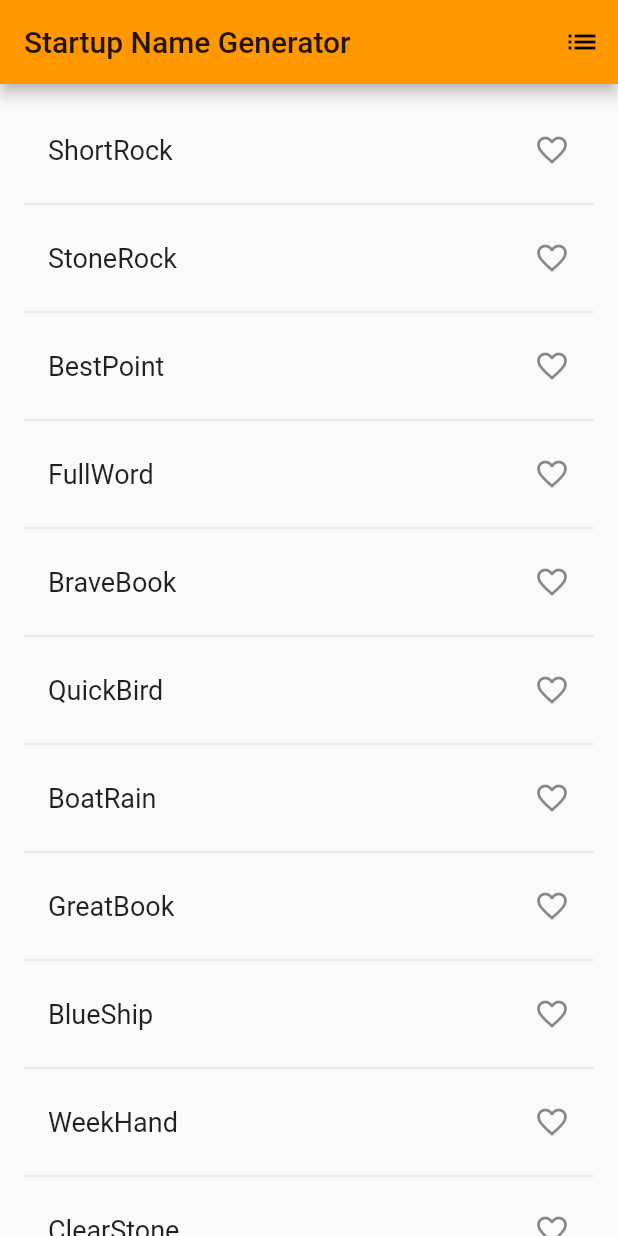
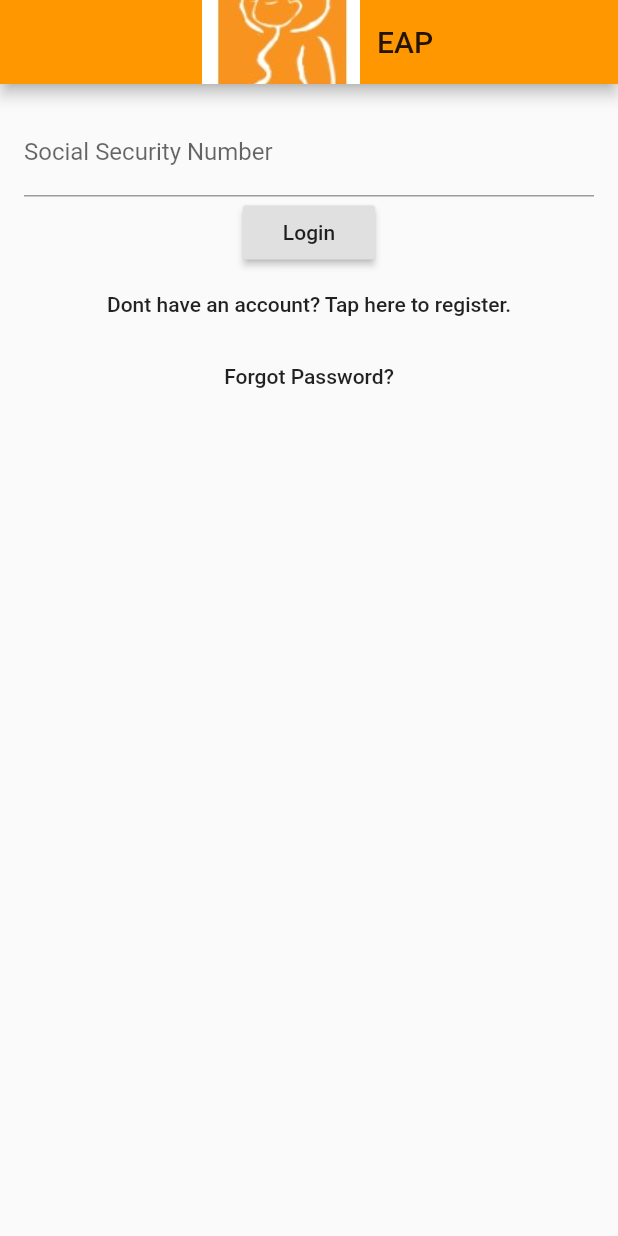
Before and after one commit to Afsharov/EAP, a Flutter app: the screen it shows after launch, on a phone screen of 412 x 824 dp. Run offline on Flutter 3.47's test engine with Material 2 defaults, Android fonts, the phone set to English and light mode, and no system bars.

Commit message:
Created first two screens.

```diff
--- /dev/null
+++ b/lib/customs.dart
@@ -0,0 +1,21 @@
+import 'package:flutter/material.dart';
+
+var assetsImage = new AssetImage('images/eap.jpg');
+var image = new Image(image: assetsImage, width: 128.0, height: 128.0);
+
+AppBar customAppBar = new AppBar(
+  centerTitle: true,
+  title: new Row(
+    mainAxisAlignment: MainAxisAlignment.center,
+    children: <Widget>[
+      GestureDetector(
+        onTap: () {},
+        child: image,
+      ),
+      GestureDetector(
+        onTap: () {},
+        child: Text('EAP'),
+      ),
+    ],
+  ),
+);
--- /dev/null
+++ b/lib/login.dart
@@ -0,0 +1,137 @@
+import 'package:flutter/material.dart';
+import 'customs.dart';
+import 'home.dart';
+
+class LoginPage extends StatefulWidget {
+  @override
+  State<StatefulWidget> createState() => new _LoginPageState();
+}
+
+// Used for controlling whether the user is loggin or creating an account
+enum FormType {
+  login,
+  register
+}
+
+class _LoginPageState extends State<LoginPage> {
+
+  final TextEditingController _emailFilter = new TextEditingController();
+  String _email = "";
+  FormType _form = FormType.login; // our default setting is to login, and we should switch to creating an account when the user chooses to
+
+  _LoginPageState() {
+    _emailFilter.addListener(_emailListen);
+  }
+
+  void _emailListen() {
+    if (_emailFilter.text.isEmpty) {
+      _email = "";
+    } else {
+      _email = _emailFilter.text;
+    }
+  }
+
+  // Swap in between our two forms, registering and logging in
+  void _formChange () async {
+    setState(() {
+      if (_form == FormType.register) {
+        _form = FormType.login;
+      } else {
+        _form = FormType.register;
+      }
+    });
+  }
+
+  @override
+  Widget build(BuildContext context) {
+    return new Scaffold(
+      appBar: customAppBar,
+      body: new Container(
+        padding: EdgeInsets.all(16.0),
+        child: new Column(
+          children: <Widget>[
+            _buildTextFields(),
+            _buildButtons(),
+          ],
+        ),
+      ),
+    );
+  }
+
+
+  Widget _buildTextFields() {
+    return new Container(
+      child: new Column(
+        children: <Widget>[
+          new Container(
+            child: new TextField(
+              controller: _emailFilter,
+              decoration: new InputDecoration(
+                  labelText: 'Social Security Number'
+              ),
+            ),
+          ),
+        ],
+      ),
+    );
+  }
+
+  Widget _buildButtons() {
+    if (_form == FormType.login) {
+      return new Container(
+        child: new Column(
+          children: <Widget>[
+            new RaisedButton(
+              child: new Text('Login'),
+              onPressed: _loginPressed,
+            ),
+            new FlatButton(
+              child: new Text('Dont have an account? Tap here to register.'),
+              onPressed: _formChange,
+            ),
+            new FlatButton(
+              child: new Text('Forgot Password?'),
+              onPressed: _passwordReset,
+            )
+          ],
+        ),
+      );
+    } else {
+      return new Container(
+        child: new Column(
+          children: <Widget>[
+            new RaisedButton(
+              child: new Text('Create an Account'),
+              onPressed: _createAccountPressed,
+            ),
+            new FlatButton(
+              child: new Text('Have an account? Click here to login.'),
+              onPressed: _formChange,
+            )
+          ],
+        ),
+      );
+    }
+  }
+
+  // These functions can self contain any user auth logic required, they all have access to _email and _password
+
+  void _loginPressed () {
+    Navigator.push(
+        context, MaterialPageRoute(
+          builder: (context) => EAPHome(),
+        )
+    );
+  }
+
+  void _createAccountPressed () {
+    print('The user wants to create an accoutn with $_email');
+
+  }
+
+  void _passwordReset () {
+    print('The user wants a password reset request sent to $_email');
+  }
+
+
+}
--- a/lib/main.dart
+++ b/lib/main.dart
@@ -1,6 +1,6 @@
 import 'package:flutter/material.dart';
-import 'package:english_words/english_words.dart';
-import 'widgets.dart';
+import 'home.dart';
+import 'login.dart';
 
 void main() => runApp(MyApp());
 
@@ -8,108 +8,13 @@ class MyApp extends StatelessWidget {
   @override
   Widget build(BuildContext context) {
     return MaterialApp(
-      title: 'Startup name generator',
+      title: 'EAP App',
       theme: new ThemeData(
         primaryColor: Colors.orange,
       ),
-      home: RandomWords(),
-      //home: new BabyWidget(),
+      home: LoginPage(),
     );
   }
-}
-
-class RandomWordsState extends State<RandomWords> {
-  @override
-  Widget build(BuildContext context) {
-
-    void _pushSaved() {
-      Navigator.of(context).push(
-        new MaterialPageRoute<void>(
-          builder: (BuildContext context) {
-            final Iterable<ListTile> tiles = _saved.map(
-                  (WordPair pair) {
-                return new ListTile(
-                  title: new Text(
-                    pair.asPascalCase,
-                    style: _biggerFont,
-                  ),
-                );
-              },
-            );
-            final List<Widget> divided = ListTile
-                .divideTiles(
-              context: context,
-              tiles: tiles,
-            )
-                .toList();
-
-            return new Scaffold(
-              appBar: new AppBar(
-                title: const Text('Saved Suggestions'),
-              ),
-              body: new ListView(children: divided),
-            );
-          },
-        ),
-      );
-    }
-
-    return Scaffold(
-      appBar: AppBar(
-        title: Text('Startup Name Generator'),
-        actions: <Widget>[      // Add 3 lines from here...
-          new IconButton(icon: const Icon(Icons.list), onPressed: _pushSaved),
-        ],
-      ),
-      body: _buildSuggestions(),
-    );
-  }
-
-  final _suggestions = <WordPair>[];
-  final Set<WordPair> _saved = new Set<WordPair>();
-  final _biggerFont = const TextStyle(fontSize: 18.0);
-
-  Widget _buildSuggestions() {
-    return ListView.builder(
-        padding: const EdgeInsets.all(16.0),
-        itemBuilder: /*1*/ (context, i) {
-          if (i.isOdd) return Divider(); /*2*/
-
-          final index = i ~/ 2; /*3*/
-          if (index >= _suggestions.length) {
-            _suggestions.addAll(generateWordPairs().take(10)); /*4*/
-          }
-          return _buildRow(_suggestions[index]);
-        });
-  }
-
-  Widget _buildRow(WordPair pair) {
-    final bool alreadySaved = _saved.contains(pair);
-    return ListTile(
-      title: Text(
-        pair.asPascalCase,
-        style: _biggerFont,
-      ),
-      trailing: new Icon(
-        alreadySaved ? Icons.favorite : Icons.favorite_border,
-        color: alreadySaved ? Colors.red : null,
-      ),
-      onTap: () {
-        setState(() {
-          if (alreadySaved) {
-            _saved.remove(pair);
-          } else {
-            _saved.add(pair);
-          }
-        });
-      },
-    );
-  }
-}
-
-class RandomWords extends StatefulWidget {
-  @override
-  RandomWordsState createState() => new RandomWordsState();
 }
 
 class HomeIcons extends StatelessWidget{
```
Also changed, not shown: lib/home.dart (added, +68 -0 lines), lib/widgets.dart (+2 -7 lines).
